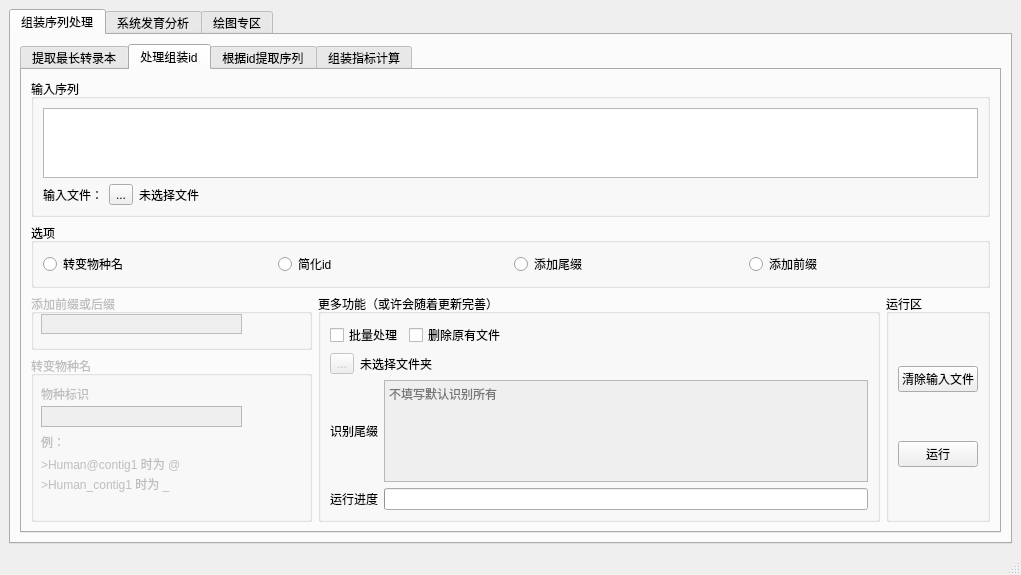
This is Juse_toolkit_mainwindow.ui in JuseTiZ/JuseKit as Qt 5 draws it before an edit. The edited form follows.
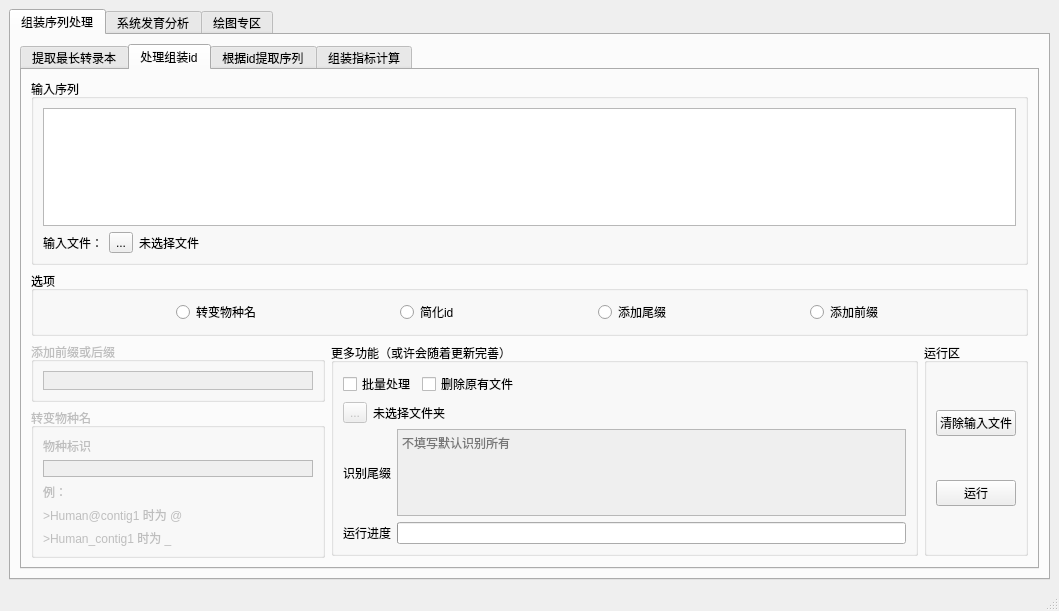
This is the edited form. The open tabs and pages were chosen to show the change.

Commit message: 优化布局模式

```diff
--- a/Juse_toolkit_mainwindow.ui
+++ b/Juse_toolkit_mainwindow.ui
@@ -6,8 +6,8 @@
    <rect>
     <x>0</x>
     <y>0</y>
-    <width>1021</width>
-    <height>575</height>
+    <width>1059</width>
+    <height>611</height>
    </rect>
   </property>
   <property name="minimumSize">
@@ -269,7 +269,7 @@
            <attribute name="title">
             <string>处理组装id</string>
            </attribute>
-           <layout class="QVBoxLayout" name="verticalLayout_20" stretch="1,1,6">
+           <layout class="QVBoxLayout" name="verticalLayout_20" stretch="3,0,0">
             <item>
              <widget class="QGroupBox" name="groupBox_37">
               <property name="title">
@@ -332,6 +332,19 @@
                <string>选项</string>
               </property>
               <layout class="QHBoxLayout" name="horizontalLayout_42">
+               <item>
+                <spacer name="horizontalSpacer_16">
+                 <property name="orientation">
+                  <enum>Qt::Horizontal</enum>
+                 </property>
+                 <property name="sizeHint" stdset="0">
+                  <size>
+                   <width>40</width>
+                   <height>20</height>
+                  </size>
+                 </property>
+                </spacer>
+               </item>
                <item>
                 <widget class="QRadioButton" name="spenabutton">
                  <property name="text">
@@ -339,6 +352,19 @@
                  </property>
                 </widget>
                </item>
+               <item>
+                <spacer name="horizontalSpacer_18">
+                 <property name="orientation">
+                  <enum>Qt::Horizontal</enum>
+                 </property>
+                 <property name="sizeHint" stdset="0">
+                  <size>
+                   <width>40</width>
+                   <height>20</height>
+                  </size>
+                 </property>
+                </spacer>
+               </item>
                <item>
                 <widget class="QRadioButton" name="simplybutton">
                  <property name="text">
@@ -346,6 +372,19 @@
                  </property>
                 </widget>
                </item>
+               <item>
+                <spacer name="horizontalSpacer_19">
+                 <property name="orientation">
+                  <enum>Qt::Horizontal</enum>
+                 </property>
+                 <property name="sizeHint" stdset="0">
+                  <size>
+                   <width>40</width>
+                   <height>20</height>
+                  </size>
+                 </property>
+                </spacer>
+               </item>
                <item>
                 <widget class="QRadioButton" name="suffixbutton">
                  <property name="text">
@@ -353,6 +392,19 @@
                  </property>
                 </widget>
                </item>
+               <item>
+                <spacer name="horizontalSpacer_20">
+                 <property name="orientation">
+                  <enum>Qt::Horizontal</enum>
+                 </property>
+                 <property name="sizeHint" stdset="0">
+                  <size>
+                   <width>40</width>
+                   <height>20</height>
+                  </size>
+                 </property>
+                </spacer>
+               </item>
                <item>
                 <widget class="QRadioButton" name="prefixbutton">
                  <property name="text">
@@ -360,6 +412,19 @@
                  </property>
                 </widget>
                </item>
+               <item>
+                <spacer name="horizontalSpacer_17">
+                 <property name="orientation">
+                  <enum>Qt::Horizontal</enum>
+                 </property>
+                 <property name="sizeHint" stdset="0">
+                  <size>
+                   <width>40</width>
+                   <height>20</height>
+                  </size>
+                 </property>
+                </spacer>
+               </item>
               </layout>
              </widget>
             </item>
@@ -378,21 +443,21 @@
                     <verstretch>1</verstretch>
                    </sizepolicy>
                   </property>
+                  <property name="maximumSize">
+                   <size>
+                    <width>16777215</width>
+                    <height>60</height>
+                   </size>
+                  </property>
                   <property name="title">
                    <string>添加前缀或后缀</string>
                   </property>
+                  <layout class="QVBoxLayout" name="verticalLayout_41">
+                   <item>
                   <widget class="QTextEdit" name="fix_add">
                    <property name="enabled">
                     <bool>false</bool>
                    </property>
-                   <property name="geometry">
-                    <rect>
-                     <x>10</x>
-                     <y>20</y>
-                     <width>201</width>
-                     <height>20</height>
-                    </rect>
-                   </property>
                    <property name="mouseTracking">
                     <bool>true</bool>
                    </property>
@@ -428,6 +493,8 @@
 &lt;p style=&quot;-qt-paragraph-type:empty; margin-top:0px; margin-bottom:0px; margin-left:0px; margin-right:0px; -qt-block-indent:0; text-indent:0px;&quot;&gt;&lt;br /&gt;&lt;/p&gt;&lt;/body&gt;&lt;/html&gt;</string>
                    </property>
                   </widget>
+                   </item>
+                  </layout>
                  </widget>
                 </item>
                 <item>
@@ -441,80 +508,64 @@
                     <verstretch>3</verstretch>
                    </sizepolicy>
                   </property>
+                  <property name="maximumSize">
+                   <size>
+                    <width>16777215</width>
+                    <height>150</height>
+                   </size>
+                  </property>
                   <property name="title">
                    <string>转变物种名</string>
                   </property>
-                  <widget class="QTextEdit" name="spe_symbol">
-                   <property name="geometry">
-                    <rect>
-                     <x>10</x>
-                     <y>50</y>
-                     <width>201</width>
-                     <height>21</height>
-                    </rect>
-                   </property>
-                   <property name="verticalScrollBarPolicy">
-                    <enum>Qt::ScrollBarAlwaysOff</enum>
-                   </property>
-                  </widget>
+                  <layout class="QVBoxLayout" name="verticalLayout_42">
+                   <item>
                   <widget class="QLabel" name="label_7">
-                   <property name="geometry">
-                    <rect>
-                     <x>10</x>
-                     <y>30</y>
-                     <width>171</width>
-                     <height>16</height>
-                    </rect>
-                   </property>
                    <property name="text">
                     <string>物种标识</string>
                    </property>
                   </widget>
+                   </item>
+                   <item>
+                    <widget class="QTextEdit" name="spe_symbol">
+                     <property name="verticalScrollBarPolicy">
+                      <enum>Qt::ScrollBarAlwaysOff</enum>
+                     </property>
+                    </widget>
+                   </item>
+                   <item>
                   <widget class="QLabel" name="label_8">
-                   <property name="geometry">
-                    <rect>
-                     <x>10</x>
-                     <y>80</y>
-                     <width>54</width>
-                     <height>12</height>
-                    </rect>
-                   </property>
                    <property name="text">
                     <string>例：</string>
                    </property>
                   </widget>
+                   </item>
+                   <item>
                   <widget class="QLabel" name="label_9">
-                   <property name="geometry">
-                    <rect>
-                     <x>10</x>
-                     <y>100</y>
-                     <width>291</width>
-                     <height>16</height>
-                    </rect>
-                   </property>
                    <property name="text">
                     <string>&gt;Human@contig1 时为 @</string>
                    </property>
                   </widget>
+                   </item>
+                   <item>
                   <widget class="QLabel" name="label_10">
-                   <property name="geometry">
-                    <rect>
-                     <x>10</x>
-                     <y>120</y>
-                     <width>231</width>
-                     <height>16</height>
-                    </rect>
-                   </property>
                    <property name="text">
                     <string>&gt;Human_contig1 时为 _</string>
                    </property>
                   </widget>
+                   </item>
+                  </layout>
                  </widget>
                 </item>
                </layout>
               </item>
               <item>
                <widget class="QGroupBox" name="groupBox_3">
+                <property name="maximumSize">
+                 <size>
+                  <width>16777215</width>
+                  <height>213</height>
+                 </size>
+                </property>
                 <property name="title">
                  <string>更多功能（或许会随着更新完善）</string>
                 </property>
@@ -627,6 +678,12 @@
               </item>
               <item>
                <widget class="QGroupBox" name="groupBox_38">
+                <property name="maximumSize">
+                 <size>
+                  <width>16777215</width>
+                  <height>213</height>
+                 </size>
+                </property>
                 <property name="title">
                  <string>运行区</string>
                 </property>
```
Left out of the diff: 283 changed lines with no effect on the pictures. Lines whose indentation alone changed are shown as unchanged. The commit also changes 4 other files.
